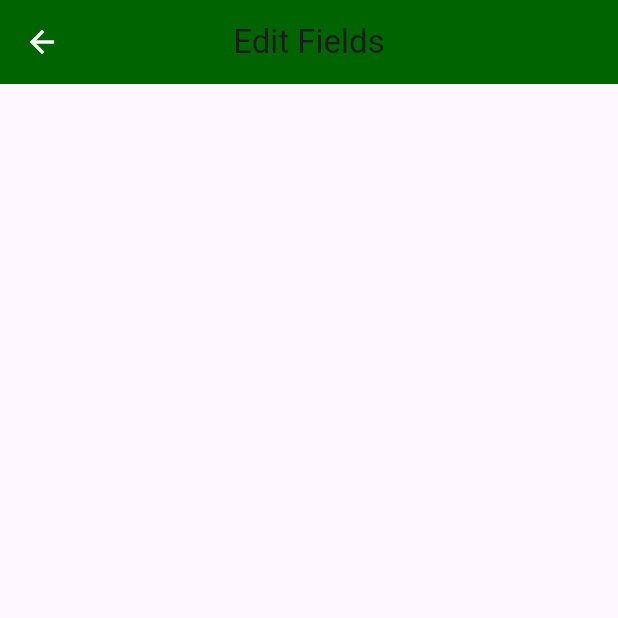
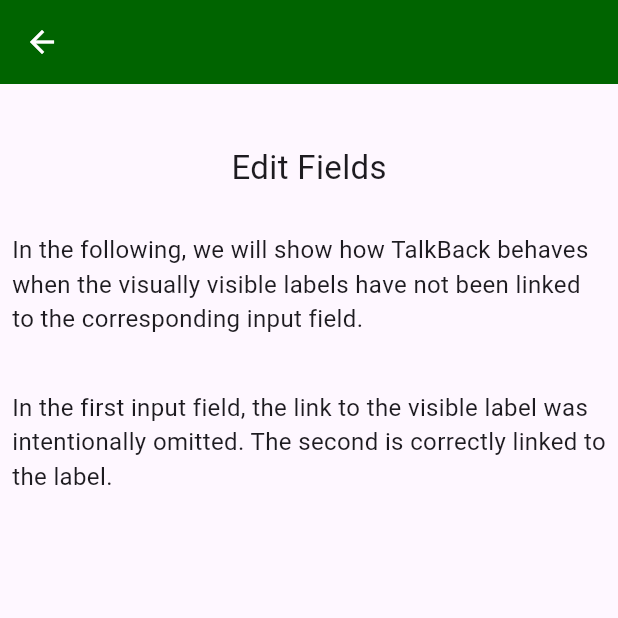
Before and after one commit to petra1/a_demonstration, a Flutter app: the EditFields screen opened directly, on a phone screen of 412 x 824 dp, the top half of it. Run offline on Flutter 3.47's test engine with Material 3 defaults, Android fonts, the phone set to English and light mode, and no system bars; generated files the repository leaves out were written again.

Commit message:
Moved some more hardcoded text to the .arb flies and change the image_button.dart file to StatefulWidget.

```diff
--- a/lib/l10n/app_de.arb
+++ b/lib/l10n/app_de.arb
@@ -25,8 +25,13 @@
   "contrastPassedWith": "Bestanden mit einem Kontrastverhälnis von? HEX #ffffff auf #006400",
 
   "editFieldHeader": "Eingabefelder",
+  "editFieldTextDescription1": "Im Folgenden wird gezeigt, wie sich TalkBack verhält, wenn die visuell sichtbaren Labels nicht mit dem entsprechenden Eingabefeld verknüpft sind.",
+  "editFieldTextDescription2": "Im ersten Eingabefeld wurde die Verknüpfung zur sichtbaren Beschriftung absichtlich weggelassen. Das zweite ist korrekt mit der Beschriftung verknüpft.",
   "headingsHeader": "Überschriften",
-  "helpHeader": "Hilfe",
   "imageButtonHeader": "Grafische Schalter",
-  "tabOrderHeader": "Tab Reihenfolge"
+  "imageButtonTextDescription1": "Dieses Beispiel zeigt, wie sich TalkBack bei grafischen Schaltflächen verhält, die keinen Alternativtext enthalten, und zeigt gleichzeitig, wie die Schaltflächen für Menschen mit eingeschränkter Feinmotorik besser nutzbar gemacht werden können.",
+   "imageButtonTextDescription2": "Bei der ersten grafischen Schaltfläche wurde der Alternativtext absichtlich weggelassen und auch das Touch-Target wurde nicht angepasst. Die zweite grafische Schaltfläche hingegen wurde korrekt beschriftet und das Touch-Target wurde angepasst, so dass die Schaltfläche größer dargestellt wird und somit leichter zu bedienen ist.",
+  "tabOrderHeader": "Tab Reihenfolge",
+  "helpHeader": "Hilfe"
+
 }
--- a/lib/l10n/app_en.arb
+++ b/lib/l10n/app_en.arb
@@ -48,6 +48,18 @@
   "@editFieldHeader": {
     "description": "Heading Edit Fields"
   },
+  "editFieldTextDescription1": "In the following, we will show how TalkBack behaves when the visually visible labels have not been linked to the corresponding input field.",
+  "@editFieldTextDescription1": {
+  "description": "Editfield Text Description 1 "
+  },
+   "editFieldTextDescription2": "In the first input field, the link to the visible label was intentionally omitted. The second is correctly linked to the label.",
+  "@editFieldTextDescription2": {
+  "description": "Editfield Text Description 2"
+  },
+
+
+
+
   "contrastHeader": "Contrast Ratio",
   "@contrastHeader": {
     "description": "Heading Contrast Ratio"
@@ -84,16 +96,28 @@
   "@headingsHeader": {
     "description": "Heading Headings"
   },
-  "helpHeader": "Help",
-  "@helpHeader": {
-    "description": "Heading Help"
-  },
+
   "imageButtonHeader": "Image Button",
   "@imageButtonHeader": {
     "description": "Heading Image Button"
   },
+  "imageButtonTextDescription1": "This example shows how TalkBack behaves with graphic buttons that lack alternative text, and at the same time shows how the buttons can be made more usable for people with limited fine motor skills.",
+  "@imageButtonTextDescription1": {
+  "description": "Text Description Image Button 1"
+  },
+
+  "imageButtonTextDescription2": "In the first graphical button, the alternative text was intentionally omitted and the target was not adjusted. The second graphic button, on the other hand, has been labelled correctly and the touch target has been adjusted  so that the button is displayed larger and is therefore easier to use.",
+  "@imageButtonTextDescription2": {
+    "description": "Text Description Image Button 2"
+  },
+
+
   "tabOrderHeader": "Tab Order",
   "@tabOrderHeader": {
     "description": "Heading Tab Order"
+  },
+  "helpHeader": "Help",
+  "@helpHeader": {
+    "description": "Heading Help"
   }
 }
--- a/lib/screens/contrast_ratio.dart
+++ b/lib/screens/contrast_ratio.dart
@@ -10,7 +10,8 @@
         backgroundColor: const Color.fromARGB(255, 0, 100, 0),
         iconTheme: const IconThemeData(color: Colors.white),
       ),
-      body: Container(
+      body: SingleChildScrollView(
+        child: Container(
           child: Column(
             children: [
               const SizedBox(height: 40,),
@@ -156,6 +157,7 @@
             ],
           ),
         ),
+      ),
     );
   }
 }
--- a/lib/screens/edit_fields.dart
+++ b/lib/screens/edit_fields.dart
@@ -8,10 +8,47 @@
   Widget build(BuildContext context) {
     return Scaffold(
       appBar: AppBar(
-        title: Text((AppLocalizations.of(context)!.editFieldHeader)),
-        centerTitle: true,
         backgroundColor: const Color.fromARGB(255, 0, 100, 0),
         iconTheme: const IconThemeData(color: Colors.white),
+      ),
+       body: Column(
+        children: [
+          const SizedBox(height: 40,),
+          Center(
+            child: Semantics(
+              header: true,
+              child:
+              Text((AppLocalizations.of(context)!.editFieldHeader),
+                style: const TextStyle(fontSize: 22), ),
+            ),
+          ),
+          const SizedBox(height: 20,),
+          SizedBox(
+            width: 600,
+            child: Padding(
+              padding: const EdgeInsets.all(8.0),
+              child: Align(
+                alignment: Alignment.topLeft,
+                child: Text((AppLocalizations.of(context)!.editFieldTextDescription1),
+                  style: const TextStyle(fontSize: 16),
+                ),
+              ),
+            ),
+          ),
+           const SizedBox(height: 20,),
+          SizedBox(
+            width: 600,
+            child: Padding(
+              padding: const EdgeInsets.all(8.0),
+              child: Align(
+                alignment: Alignment.topLeft,
+                child: Text((AppLocalizations.of(context)!.editFieldTextDescription2),
+                  style: const TextStyle(fontSize: 16),
+                ),
+              ),
+            ),
+          ),
+        ],
       ),
     );
   }
```
Also changed, not shown: lib/screens/image_buttons.dart (+25 -6 lines), pubspec.lock, 3 other files. Lines whose indentation alone changed are shown as unchanged.
